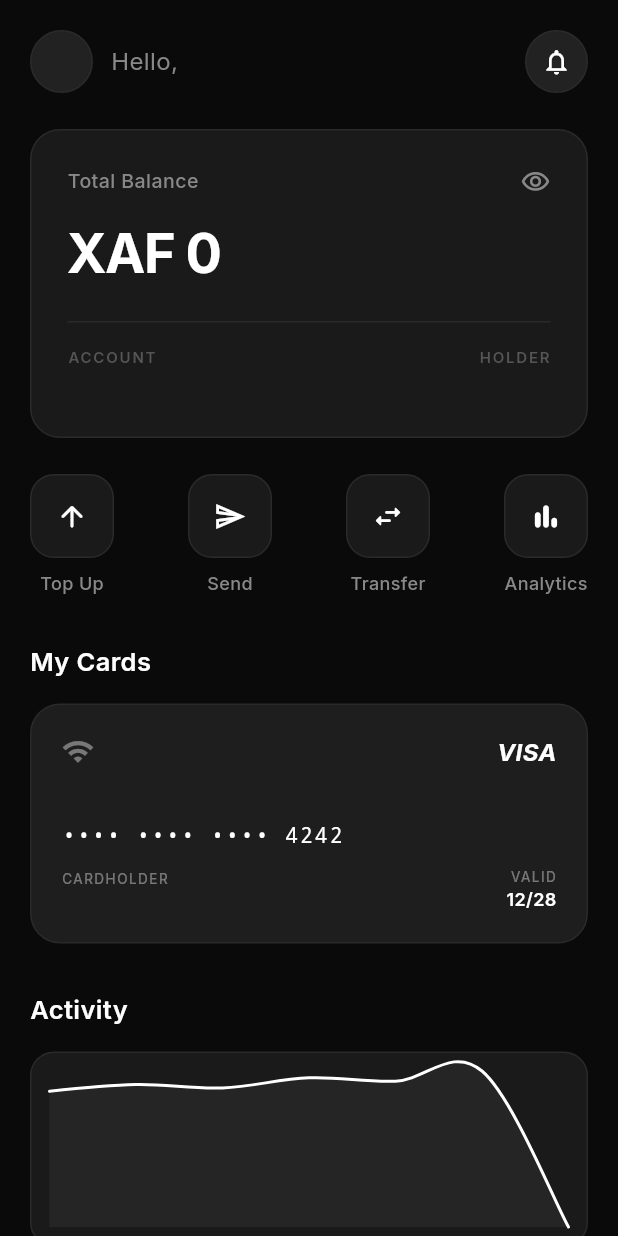
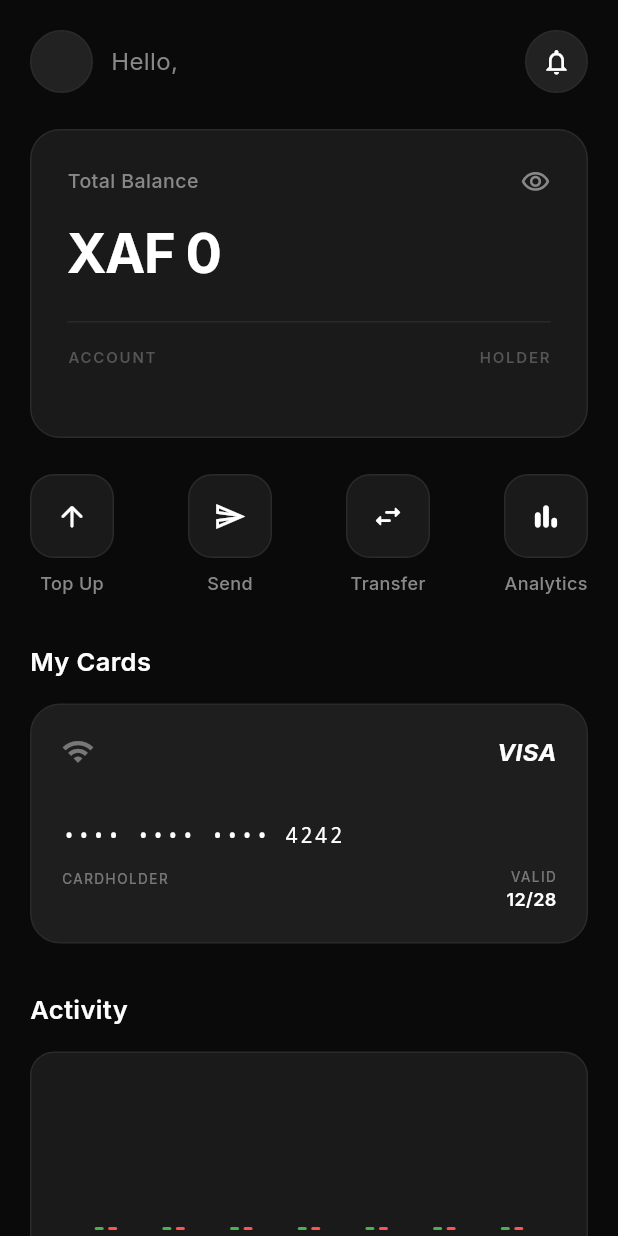
Before and after one commit to MUNYOH-JOEL-TAMON/flux_bank_app, a Flutter app: the HomeScreen screen opened directly, on a phone screen of 412 x 824 dp. Run offline on Flutter 3.47's test engine with Material 3 defaults, Android fonts, the phone set to English and light mode, and no system bars; drawn by our look-alikes of fl_chart, flutter_animate; our stand-ins replace cloud_firestore, firebase_auth, firebase_core, google_fonts, shimmer; accounts and stored records are empty; generated files the repository leaves out were written again.

Commit message:
style(screens): update login button and refine chart display
- Change login screen "Register" button label to "Sign Up" for consistency
- Increase home screen chart container height from 130 to 150
- Adjust chart padding from symmetric to asymmetric (top: 16, bottom: 8)
- Replace line chart with bar chart showing daily income/spend totals
- Add day-of-week labels (Mo, Tu, We, etc.) to chart x-axis
- Implement interactive tooltips displaying transaction amounts
- Calculate 7-day credit/debit data from transaction history
- Add dynamic chart scaling with minimum visible range for empty states

```diff
--- a/lib/screens/auth/login_screen.dart
+++ b/lib/screens/auth/login_screen.dart
@@ -184,7 +184,7 @@ class _LoginScreenState extends State<LoginScreen> {
                   children: [
                     Expanded(
                       child: FluxButton(
-                        'Register',
+                        'Sign Up',
                         variant: FluxButtonVariant.secondary,
                         onPressed: () =>
                             Navigator.pushNamed(context, AppRouter.register),
--- a/lib/screens/home/home_screen.dart
+++ b/lib/screens/home/home_screen.dart
@@ -196,48 +196,125 @@ class HomeScreen extends StatelessWidget {
                   )
                 else
                   Container(
-                    height: 130,
+                    height: 150,
                     margin: const EdgeInsets.symmetric(horizontal: 20),
-                    padding: const EdgeInsets.symmetric(
-                        horizontal: 12, vertical: 12),
+                    padding: const EdgeInsets.fromLTRB(12, 16, 12, 8),
                     decoration: BoxDecoration(
                       color: AppColors.surface,
                       borderRadius: BorderRadius.circular(16),
                       border: Border.all(color: AppColors.divider),
                     ),
-                    child: LineChart(
-                      LineChartData(
-                        gridData: const FlGridData(show: false),
-                        titlesData: const FlTitlesData(show: false),
-                        borderData: FlBorderData(show: false),
-                        lineBarsData: [
-                          LineChartBarData(
-                            spots: () {
-                              final raw = banking.weeklyBalanceData;
-                              final minVal = raw.reduce((a, b) => a < b ? a : b);
-                              final maxVal = raw.reduce((a, b) => a > b ? a : b);
-                              final range = maxVal - minVal;
-                              // Normalise to 0–100 so chart always shows variation
-                              return raw.asMap().entries.map((e) {
-                                final y = range > 0
-                                    ? ((e.value - minVal) / range) * 100
-                                    : 50.0;
-                                return FlSpot(e.key.toDouble(), y);
-                              }).toList();
-                            }(),
-                            isCurved: true,
-                            color: AppColors.textPrimary,
-                            barWidth: 2,
-                            isStrokeCapRound: true,
-                            dotData: const FlDotData(show: false),
-                            belowBarData: BarAreaData(
-                              show: true,
-                              color: AppColors.textPrimary.withValues(alpha: 0.05),
+                    child: Builder(builder: (context) {
+                      // Build last 7 days of credit/debit totals
+                      final now = DateTime.now();
+                      final days = List.generate(7, (i) {
+                        final day = now.subtract(Duration(days: 6 - i));
+                        final dayTxs = banking.transactions.where((t) {
+                          return t.timestamp.year == day.year &&
+                              t.timestamp.month == day.month &&
+                              t.timestamp.day == day.day;
+                        });
+                        final income = dayTxs
+                            .where((t) => t.isCredit)
+                            .fold(0.0, (s, t) => s + t.amount);
+                        final spend = dayTxs
+                            .where((t) => !t.isCredit)
+                            .fold(0.0, (s, t) => s + t.amount);
+                        return [income, spend];
+                      });
+
+                      final allVals = days.expand((d) => d).toList();
+                      final maxVal = allVals.fold(0.0, (a, b) => a > b ? a : b);
+                      // Always show a visible chart even with no data
+                      final chartMax = maxVal < 1 ? 100.0 : maxVal * 1.3;
+
+                      final dayLabels = List.generate(7, (i) {
+                        final d = now.subtract(Duration(days: 6 - i));
+                        const names = ['Mo','Tu','We','Th','Fr','Sa','Su'];
+                        return names[d.weekday - 1];
+                      });
+
+                      return BarChart(
+                        BarChartData(
+                          maxY: chartMax,
+                          minY: 0,
+                          barTouchData: BarTouchData(
+                            touchTooltipData: BarTouchTooltipData(
+                              getTooltipColor: (_) => AppColors.elevated,
+                              getTooltipItem: (group, gIdx, rod, rIdx) {
+                                final label = rIdx == 0 ? 'In' : 'Out';
+                                return BarTooltipItem(
+                                  '$label\nXAF ${rod.toY.round()}',
+                                  TextStyle(
+                                    color: rIdx == 0
+                                        ? AppColors.credit
+                                        : AppColors.debit,
+                                    fontSize: 11,
+                                    fontWeight: FontWeight.w600,
+                                  ),
+                                );
+                              },
                             ),
                           ),
-                        ],
-                      ),
-                    ),
+                          titlesData: FlTitlesData(
+                            leftTitles: const AxisTitles(
+                                sideTitles: SideTitles(showTitles: false)),
+                            topTitles: const AxisTitles(
+                                sideTitles: SideTitles(showTitles: false)),
+                            rightTitles: const AxisTitles(
+                                sideTitles: SideTitles(showTitles: false)),
+                            bottomTitles: AxisTitles(
+                              sideTitles: SideTitles(
+                                showTitles: true,
+                                getTitlesWidget: (val, meta) {
+                                  final idx = val.toInt();
+                                  if (idx < 0 || idx >= 7) {
+                                    return const SizedBox.shrink();
+                                  }
+                                  return Padding(
+                                    padding: const EdgeInsets.only(top: 6),
+                                    child: Text(
+                                      dayLabels[idx],
+                                      style: const TextStyle(
+                                        color: AppColors.textSecondary,
+                                        fontSize: 10,
+                                      ),
+                                    ),
+                                  );
+                                },
+                                reservedSize: 22,
+                              ),
+                            ),
+                          ),
+                          gridData: const FlGridData(show: false),
+                          borderData: FlBorderData(show: false),
+                          barGroups: List.generate(7, (i) {
+                            return BarChartGroupData(
+                              x: i,
+                              barRods: [
+                                BarChartRodData(
+                                  toY: days[i][0] == 0 && days[i][1] == 0
+                                      ? 2.0  // tiny placeholder so bars are visible
+                                      : days[i][0],
+                                  color: AppColors.credit,
+                                  width: 6,
+                                  borderRadius: BorderRadius.circular(3),
+                                ),
+                                BarChartRodData(
+                                  toY: days[i][0] == 0 && days[i][1] == 0
+                                      ? 2.0
+                                      : days[i][1],
+                                  color: AppColors.debit,
+                                  width: 6,
+                                  borderRadius: BorderRadius.circular(3),
+                                ),
+                              ],
+                              barsSpace: 3,
+                            );
+                          }),
+                        ),
+                      );
+                    }),
                   ).animate().fadeIn(delay: 400.ms),
 
                 const SizedBox(height: 32),
```
